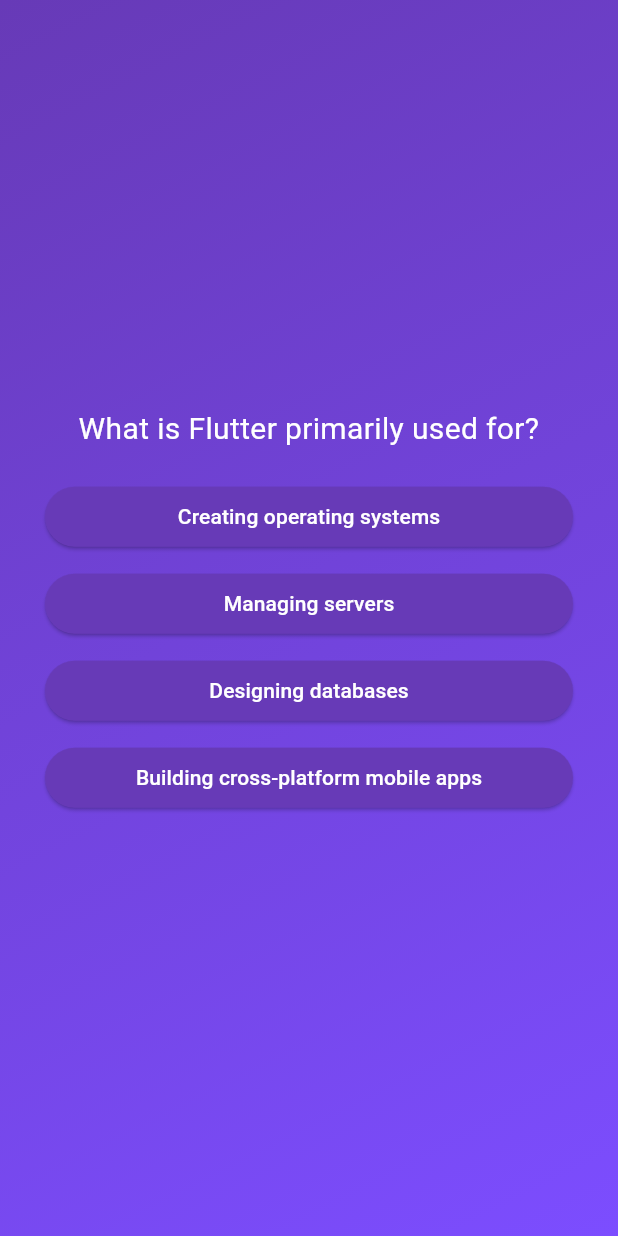
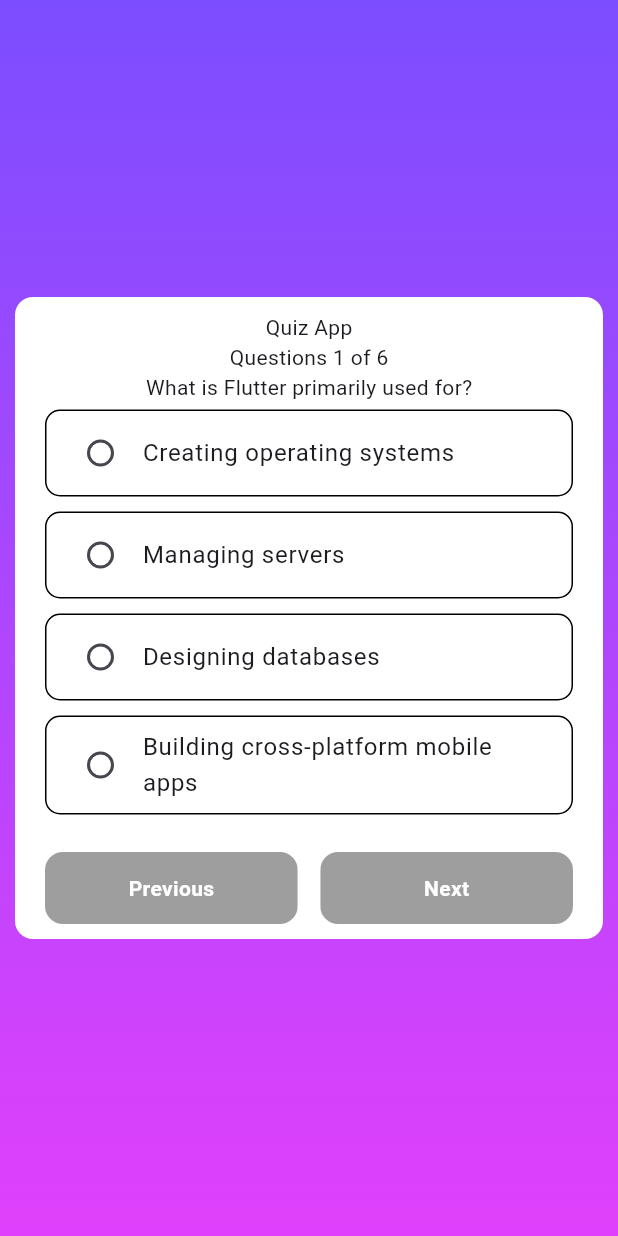
Before and after one commit to SayedHusain40/quiz, a Flutter app: the screen it shows after launch, after a tap on "Start Quiz", on a phone screen of 412 x 824 dp. Run offline on Flutter 3.47's test engine with Material 3 defaults, Android fonts, the phone set to English and light mode, and no system bars.

Commit message:
add next and pre buttons for questions

```diff
--- a/lib/data/questions.dart
+++ b/lib/data/dummy_questions.dart
@@ -1,6 +1,6 @@
 import 'package:quiz/models/quiz_questions.dart';
 
-final List<QuizQuestions> questions = [
+final List<QuizQuestions> dummyQuestions = [
   QuizQuestions(
     question: 'What is Flutter primarily used for?',
     answers: [
@@ -38,8 +38,7 @@ final List<QuizQuestions> questions = [
     ],
   ),
   QuizQuestions(
-    question:
-        'What widget is used for infinite scrolling lists in Flutter?............................................',
+    question: 'What widget is used for infinite scrolling lists in Flutter?',
     answers: [
       'ListView', // correct (index 0)
       'RecyclerView',
@@ -47,4 +46,13 @@ final List<QuizQuestions> questions = [
       'TableView',
     ],
   ),
+  QuizQuestions(
+    question: 'Which Flutter widget is used for managing state across widgets?',
+    answers: [
+      'StatefulWidget', // correct
+      'StatelessWidget',
+      'InheritedWidget',
+      'Container',
+    ],
+  ),
 ];
--- a/lib/main.dart
+++ b/lib/main.dart
@@ -1,11 +1,19 @@
+import 'package:quiz/routing/app_router.dart';
+import 'package:quiz/routing/app_routes.dart';
 import 'package:flutter/material.dart';
-import 'package:quiz/quiz.dart';
 
 void main() {
-  runApp(
-    MaterialApp(
+  runApp(const MyApp());
+}
+
+class MyApp extends StatelessWidget {
+  const MyApp({super.key});
+  @override
+  Widget build(BuildContext context) {
+    return MaterialApp(
       debugShowCheckedModeBanner: false,
-      home: Scaffold(body: Quiz()),
-    ),
-  );
+      onGenerateRoute: AppRouter.generateRoute,
+      initialRoute: AppRoutes.startScreen,
+    );
+  }
 }
--- a/lib/models/quiz_questions.dart
+++ b/lib/models/quiz_questions.dart
@@ -2,13 +2,11 @@ class QuizQuestions {
   final String question;
   final List<String> answers;
 
-  const QuizQuestions({required this.question, required this.answers});
+  QuizQuestions({required this.question, required this.answers});
 
   List<String> shuffleAnswers() {
-    final scuffledAnswer = answers.toList();
-
-    scuffledAnswer.shuffle();
-
-    return scuffledAnswer;
+    final shuffledAnswers = answers.toList();
+    shuffledAnswers.shuffle();
+    return shuffledAnswers;
   }
 }
--- a/lib/quiz.dart
+++ /dev/null
@@ -1,76 +0,0 @@
-import 'package:flutter/material.dart';
-import 'package:quiz/data/questions.dart';
-import 'package:quiz/models/quiz_questions.dart';
-import 'package:quiz/screens/questions_screen.dart';
-import 'package:quiz/screens/results_screen.dart';
-import 'package:quiz/screens/start_screen.dart';
-
-class Quiz extends StatefulWidget {
-  const Quiz({super.key});
-
-  @override
-  State<Quiz> createState() => _QuizState();
-}
-
-class _QuizState extends State<Quiz> {
-  String activeScreen = 'start_screen';
-
-  final List<QuizQuestions> questionsList = questions;
-  List<String> userAnswers = [];
-
-  void switchScreen() {
-    setState(() {
-      activeScreen = 'questions_screen';
-    });
-  }
-
-  void restartScreen() {
-    setState(() {
-      userAnswers = [];
-      activeScreen = 'start_screen';
-    });
-  }
-
-  void addAnswer(String answer) {
-    userAnswers.add(answer);
-
-    if (userAnswers.length == questionsList.length) {
-      setState(() {
-        activeScreen = 'results_screen';
-      });
-    }
-  }
-
-  @override
-  Widget build(BuildContext context) {
-    late Widget currentScreen;
-
-    if (activeScreen == 'start_screen') {
-      currentScreen = StartScreen(onStartQuiz: switchScreen);
-    } else if (activeScreen == 'questions_screen') {
-      currentScreen = QuestionsScreen(
-        questions: questionsList,
-        onSelectAnswer: addAnswer,
-      );
-    } else if (activeScreen == 'results_screen') {
-      currentScreen = ResultsScreen(
-        userAnswers: userAnswers,
-        onRestartQuiz: restartScreen,
-      );
-    }
-
-    return Scaffold(
-      body: Container(
-        padding: EdgeInsets.all(30),
-        decoration: BoxDecoration(
-          gradient: LinearGradient(
-            colors: [Colors.deepPurple, Colors.deepPurpleAccent],
-            begin: Alignment.topLeft,
-            end: Alignment.bottomRight,
-          ),
-        ),
-        child: Center(child: currentScreen),
-      ),
-    );
-  }
-}
--- /dev/null
+++ b/lib/quiz_app.dart
@@ -0,0 +1,94 @@
+import 'package:quiz/data/dummy_questions.dart';
+import 'package:quiz/models/quiz_questions.dart';
+import 'package:quiz/screens/questions_screen.dart';
+import 'package:quiz/screens/results_screen.dart';
+import 'package:quiz/screens/start_screen.dart';
+import 'package:flutter/material.dart';
+
+class QuizApp extends StatefulWidget {
+  const QuizApp({super.key});
+
+  @override
+  State<QuizApp> createState() => _QuizAppState();
+}
+
+class _QuizAppState extends State<QuizApp> {
+  String currentScreen = 'start_screen';
+  List<String> userAnswers = [];
+
+  void switchToQuestionsScreen() {
+    setState(() {
+      currentScreen = 'questions_screen';
+    });
+  }
+
+  void onRestart() {
+    setState(() {
+      userAnswers = [];
+      currentScreen = 'start_screen';
+    });
+  }
+
+  void onClickNext(String answer) {
+    userAnswers.add(answer);
+  }
+
+  void onFinish() {
+    setState(() {
+      currentScreen = 'results_screen';
+    });
+  }
+
+  void updateUserAnswer(String answer, int index) {
+    userAnswers[index] = answer;
+  }
+
+  late final List<QuizQuestions> shuffledQuestions;
+
+  @override
+  void initState() {
+    super.initState();
+    shuffledQuestions = dummyQuestions.map((q) {
+      return QuizQuestions(question: q.question, answers: q.shuffleAnswers());
+    }).toList();
+  }
+
+  @override
+  Widget build(BuildContext context) {
+    Widget activeScreen = StartScreen(onStartQuiz: switchToQuestionsScreen);
+
+    if (currentScreen == 'questions_screen') {
+      activeScreen = QuestionsScreen(
+        questions: shuffledQuestions,
+        onClickNext: onClickNext,
+        onUpdateAnswer: updateUserAnswer,
+        onFinish: onFinish,
+      );
+    }
+    if (currentScreen == 'results_screen') {
+      activeScreen = ResultsScreen(
+        userAnswers: userAnswers,
+        onRestart: onRestart,
+      );
+    }
+
+    return Scaffold(
+      body: Container(
+        padding: EdgeInsets.only(
+          left: 10,
+          right: 10,
+          top: MediaQuery.of(context).padding.top,
+        ),
+        alignment: Alignment.center,
+        decoration: BoxDecoration(
+          gradient: LinearGradient(
+            colors: [Colors.deepPurpleAccent, Colors.purpleAccent],
+            begin: Alignment.topCenter,
+            end: Alignment.bottomCenter,
+          ),
+        ),
+        child: activeScreen,
+      ),
+    );
+  }
+}
--- /dev/null
+++ b/lib/routing/app_router.dart
@@ -0,0 +1,20 @@
+import 'package:quiz/quiz_app.dart';
+import 'package:quiz/routing/app_routes.dart';
+import 'package:flutter/material.dart';
+
+class AppRouter {
+  AppRouter._();
+
+  static Route generateRoute(RouteSettings setting) {
+    switch (setting.name) {
+      case AppRoutes.startScreen:
+        return MaterialPageRoute(builder: (_) => const QuizApp());
+      default:
+        return MaterialPageRoute(
+          builder: (_) => Scaffold(
+            body: Center(child: Text('No route found ${setting.name}')),
+          ),
+        );
+    }
+  }
+}
--- /dev/null
+++ b/lib/routing/app_routes.dart
@@ -0,0 +1,7 @@
+class AppRoutes {
+  const AppRoutes._();
+
+  // static const homeScreen = '/';
+  static const startScreen = '/';
+  // static const onBoardingScreen = '/onBoardingScreen';
+}
--- a/lib/screens/questions_screen.dart
+++ b/lib/screens/questions_screen.dart
@@ -1,64 +1,193 @@
+import 'package:quiz/models/quiz_questions.dart';
 import 'package:flutter/material.dart';
-import 'package:quiz/data/questions.dart';
-
-import 'package:quiz/models/quiz_questions.dart';
 
 class QuestionsScreen extends StatefulWidget {
+  final List<QuizQuestions> questions;
+
+  final Function(String) onClickNext;
+
+  final Function(String, int) onUpdateAnswer;
+
+  final Function() onFinish;
+
   const QuestionsScreen({
     super.key,
     required this.questions,
-    required this.onSelectAnswer,
+    required this.onClickNext,
+    required this.onUpdateAnswer,
+    required this.onFinish,
   });
-
-  final List<QuizQuestions> questions;
-
-  final Function(String answer) onSelectAnswer;
 
   @override
   State<QuestionsScreen> createState() => _QuestionsScreenState();
 }
 
 class _QuestionsScreenState extends State<QuestionsScreen> {
-  int indexQuestion = 0;
+  int currentQuestionIndex = 0;
+  List<String> saveUserAnswers = [];
+  String? userAnswer;
+
+  void onText() {
+    if (userAnswer == null) {
+      return;
+    }
+
+    if (currentQuestionIndex == widget.questions.length - 1) {
+      widget.onFinish();
+      return;
+    }
+
+    bool isNextAnswered = currentQuestionIndex + 1 < saveUserAnswers.length;
+
+    setState(() {
+      currentQuestionIndex++;
+      if (isNextAnswered) {
+        userAnswer = saveUserAnswers[currentQuestionIndex];
+      } else {
+        userAnswer = null;
+      }
+    });
+  }
+
+  void onPrevious() {
+    if (currentQuestionIndex == 0) {
+      return;
+    }
+
+    setState(() {
+      currentQuestionIndex--;
+    });
+    userAnswer = saveUserAnswers[currentQuestionIndex];
+  }
 
   @override
   Widget build(BuildContext context) {
-    final currentQuestion = questions[indexQuestion];
+    final currentQuestion = widget.questions[currentQuestionIndex];
+    final isNextDisabled = userAnswer == null;
+    final isPreviousDisabled = currentQuestionIndex == 0;
 
-    return Column(
-      mainAxisAlignment: MainAxisAlignment.center,
-      children: [
-        Text(
-          currentQuestion.question,
-          textAlign: TextAlign.center,
-          style: TextStyle(color: Colors.white, fontSize: 20),
-        ),
-        SizedBox(height: 20),
+    return Container(
+      padding: EdgeInsets.symmetric(vertical: 10, horizontal: 20),
+      width: MediaQuery.of(context).size.width,
+      decoration: BoxDecoration(
+        borderRadius: BorderRadius.circular(12),
+        color: Colors.white,
+      ),
+      child: Column(
+        mainAxisSize: MainAxisSize.min,
+        children: [
+          Text('Quiz App'),
+          Text(
+            'Questions ${currentQuestionIndex + 1} of ${widget.questions.length}',
+          ),
+          Text(currentQuestion.question),
+          RadioGroup(
+            groupValue: userAnswer,
+            onChanged: (value) {
+              setState(() {
+                userAnswer = value!;
+                if (currentQuestionIndex < saveUserAnswers.length) {
+                  saveUserAnswers[currentQuestionIndex] = userAnswer!;
+                  widget.onUpdateAnswer(userAnswer!, currentQuestionIndex);
+                } else {
+                  saveUserAnswers.add(userAnswer!);
+                  widget.onClickNext(userAnswer!);
+                }
+              });
+            },
+            child: Column(
+              children: currentQuestion.answers.map((e) {
+                return Container(
+                  margin: EdgeInsets.symmetric(vertical: 5),
+                  decoration: BoxDecoration(
+                    border: Border.all(),
+                    borderRadius: BorderRadius.circular(10),
+                  ),
+                  child: RadioListTile(
+                    value: e,
+                    visualDensity: VisualDensity(horizontal: -4),
+                    title: Text(e),
+                  ),
+                );
+              }).toList(),
+            ),
+          ),
 
-        ...currentQuestion.shuffleAnswers().map((answer) {
-          return Column(
+          SizedBox(height: 20),
+
+          Row(
             children: [
-              SizedBox(
-                width: double.infinity,
-                child: ElevatedButton(
-                  onPressed: () {
-                    widget.onSelectAnswer(answer);
-                    setState(() {
-                      indexQuestion++;
-                    });
-                  },
-                  style: ElevatedButton.styleFrom(
-                    foregroundColor: Colors.white,
-                    backgroundColor: Colors.deepPurple,
-                  ),
-                  child: Text(answer),
+              Expanded(
+                child: CustomButton(
+                  name: 'Previous',
+                  onClick: onPrevious,
+                  isDisabled: isPreviousDisabled,
                 ),
               ),
-              SizedBox(height: 10),
+              SizedBox(width: 15),
+              Expanded(
+                child: CustomButton(
+                  name: 'Next',
+                  onClick: onText,
+                  isDisabled: isNextDisabled,
+                ),
+              ),
             ],
-          );
-        }),
-      ],
+          ),
+        ],
+      ),
     );
   }
 }
+
+class CustomButton extends StatelessWidget {
+  final String name;
+  final VoidCallback onClick;
+
+  final bool isDisabled;
+
+  const CustomButton({
+    super.key,
+    required this.name,
+    required this.onClick,
+    required this.isDisabled,
+  });
+
+  @override
+  Widget build(BuildContext context) {
+    return Material(
+      color: Colors.transparent,
+      borderRadius: BorderRadius.circular(10),
+      child: Ink(
+        decoration: BoxDecoration(
+          color: isDisabled == true ? Colors.grey : null,
+          gradient: isDisabled == false
+              ? LinearGradient(
+                  colors: [Colors.deepPurpleAccent, Colors.purpleAccent],
+                  begin: Alignment.centerLeft,
+                  end: Alignment.centerRight,
+                )
+              : null,
+          borderRadius: BorderRadius.circular(12),
+        ),
+        child: InkWell(
+          borderRadius: BorderRadius.circular(12),
+          onTap: onClick,
+          hoverColor: Colors.white.withValues(alpha: 0.1),
+          splashColor: Colors.white.withValues(alpha: 0.2),
+          child: Container(
+            alignment: Alignment.center,
+            padding: const EdgeInsets.symmetric(vertical: 14, horizontal: 24),
+            child: Text(
+              name,
+              style: const TextStyle(
+                color: Colors.white,
+                fontWeight: FontWeight.w600,
+              ),
+            ),
+          ),
+        ),
+      ),
+    );
+  }
+}
--- a/lib/screens/start_screen.dart
+++ b/lib/screens/start_screen.dart
@@ -1,32 +1,51 @@
 import 'package:flutter/material.dart';
 
 class StartScreen extends StatelessWidget {
+  final Function() onStartQuiz;
+
   const StartScreen({super.key, required this.onStartQuiz});
-
-  final Function() onStartQuiz;
 
   @override
   Widget build(BuildContext context) {
     return Column(
       mainAxisAlignment: MainAxisAlignment.center,
       children: [
-        Image.asset(
-          'assets/images/quiz-logo.png',
-          width: 200,
-          color: const Color.fromARGB(161, 255, 255, 255),
+        Image.asset('assets/images/quiz-logo.png', width: 200),
+        const SizedBox(height: 40),
+        const Text(
+          'Welcome to Flutter Quiz!',
+          textAlign: TextAlign.center,
+          style: TextStyle(
+            color: Colors.white,
+            fontSize: 28,
+            fontWeight: FontWeight.bold,
+          ),
         ),
-        SizedBox(height: 50),
-        Text(
-          'Ready to test your knowledge?',
-          style: TextStyle(color: Colors.white, fontSize: 20),
+        const SizedBox(height: 20),
+        const Text(
+          'Challenge yourself and see how much you know about Flutter.\n'
+          'Answer multiple choice questions and track your score!',
+          textAlign: TextAlign.center,
+          style: TextStyle(color: Colors.white70, fontSize: 16),
         ),
-        SizedBox(height: 50),
-        TextButton.icon(
+        const SizedBox(height: 50),
+        ElevatedButton.icon(
           onPressed: onStartQuiz,
-          icon: Icon(Icons.arrow_right, color: Colors.white, size: 25),
-          label: Text(
-            'Start Quiz',
-            style: TextStyle(color: Colors.white, fontSize: 17),
+          icon: const Icon(Icons.play_arrow, size: 28),
+          label: const Padding(
+            padding: EdgeInsets.symmetric(vertical: 14, horizontal: 20),
+            child: Text(
+              'Start Quiz',
+              style: TextStyle(fontSize: 18, fontWeight: FontWeight.bold),
+            ),
+          ),
+          style: ElevatedButton.styleFrom(
+            backgroundColor: Colors.orangeAccent,
+            foregroundColor: Colors.white,
+            shape: RoundedRectangleBorder(
+              borderRadius: BorderRadius.circular(12),
+            ),
+            elevation: 6,
           ),
         ),
       ],
```
Also changed, not shown: lib/screens/results_screen.dart (+96 -70 lines), pubspec.lock.
